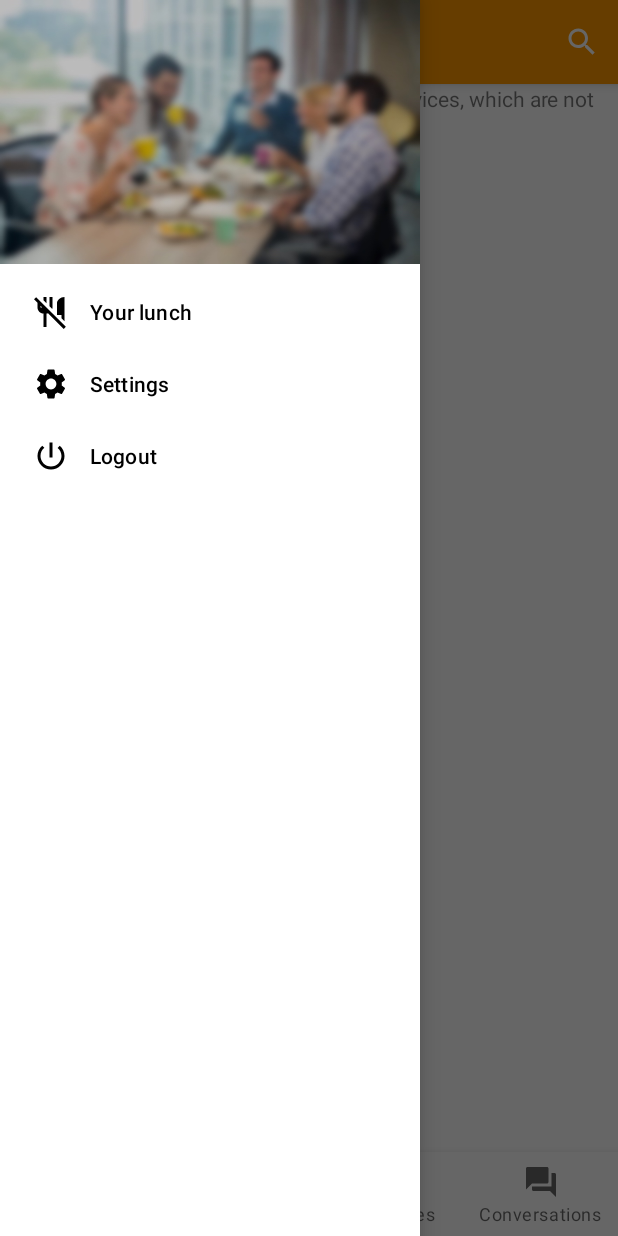
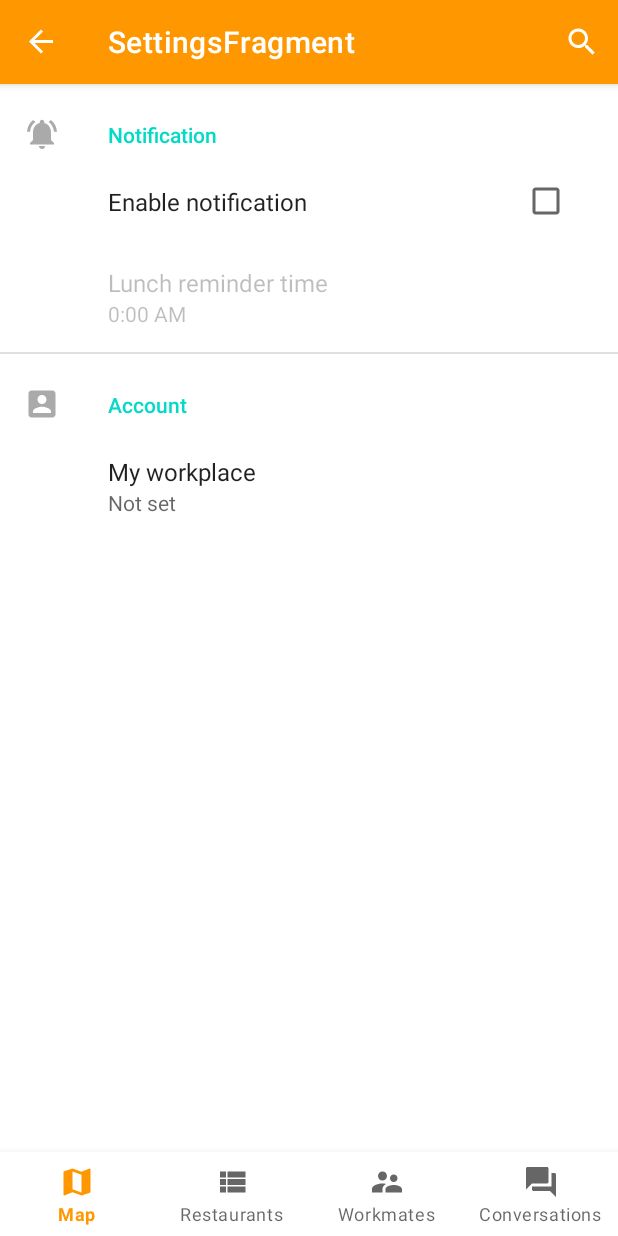
Before and after one commit to sitatec/Go4Lunch, an Android app: the MainActivity screen opened directly, with no data from a screen before it, in the side drawer, after a tap on "Settings", on a phone screen of 412 x 824 dp. Run offline under Robolectric (Android 15) with nearby library versions, the phone set to English and light mode, and no system bars; our stand-ins replace Dagger/Hilt's generated code, Firebase (no records; nobody signed in at launch, a user with empty details on screens opened directly), androidx.preference, navigation-ui; libraries missing offline, so code that uses them is left out: com.firebase.ui, pub.devrel.easypermissions; pictures from the network do not load; 8 statements that could not run were skipped.

Commit message:
Feature: Settings & User profile
    - Create the SettingsFragment and update the navigation drawer to show
      the user profil in the drawer header and also to handle click on the settings button

```diff
--- a/app/src/main/java/com/berete/go4lunch/ui/core/activities/MainActivity.java
+++ b/app/src/main/java/com/berete/go4lunch/ui/core/activities/MainActivity.java
@@ -1,21 +1,24 @@
 package com.berete.go4lunch.ui.core.activities;
 
 import android.content.Intent;
+import android.content.SharedPreferences;
 import android.os.Bundle;
 import android.view.Menu;
 import android.view.MenuItem;
 import android.view.View;
 import android.view.inputmethod.InputMethodManager;
+import android.widget.ImageView;
+import android.widget.TextView;
 
 import androidx.appcompat.app.AppCompatActivity;
 import androidx.appcompat.widget.SearchView;
-import androidx.appcompat.widget.Toolbar;
 import androidx.lifecycle.ViewModelProvider;
 import androidx.navigation.NavController;
 import androidx.navigation.Navigation;
 import androidx.navigation.fragment.NavHostFragment;
 import androidx.navigation.ui.AppBarConfiguration;
 import androidx.navigation.ui.NavigationUI;
+import androidx.preference.PreferenceManager;
 import androidx.recyclerview.widget.LinearLayoutManager;
 
 import com.berete.go4lunch.R;
@@ -24,14 +27,16 @@ import com.berete.go4lunch.domain.restaurants.models.GeoCoordinates;
 import com.berete.go4lunch.domain.restaurants.models.Prediction;
 import com.berete.go4lunch.domain.restaurants.services.CurrentLocationProvider;
 import com.berete.go4lunch.domain.shared.UserProvider;
+import com.berete.go4lunch.domain.shared.models.User;
 import com.berete.go4lunch.domain.utils.Callback;
 import com.berete.go4lunch.ui.core.adapters.PredictionListAdapter;
-import com.berete.go4lunch.ui.core.fragment.WorkplacePickerDialogFragment;
+import com.berete.go4lunch.ui.core.fragments.WorkplacePickerDialogFragment;
 import com.berete.go4lunch.ui.core.view_models.MainActivityViewModel;
 import com.berete.go4lunch.ui.restaurant.details.RestaurantDetailsActivity;
+import com.berete.go4lunch.ui.settings.SettingsUtils;
+import com.bumptech.glide.Glide;
 import com.firebase.ui.auth.AuthUI;
-import com.google.android.material.bottomnavigation.BottomNavigationView;
-import com.google.android.material.navigation.NavigationView;
+import com.google.android.material.snackbar.Snackbar;
 
 import java.lang.ref.WeakReference;
 import java.util.HashSet;
@@ -47,7 +52,8 @@ public class MainActivity extends AppCompatActivity {
   @Inject public CurrentLocationProvider currentLocationProvider;
   @Inject public UserProvider userProvider;
 
-  private final Set<WeakReference<Runnable>> onWorkplaceSelectedListeners = new HashSet<>();
+  private final Set<WeakReference<OnWorkplaceSelected>> onWorkplaceSelectedListeners =
+      new HashSet<>();
   private ActivityMainBinding binding;
   private MainActivityViewModel viewModel;
   private GeoCoordinates currentLocation;
@@ -62,12 +68,18 @@ public class MainActivity extends AppCompatActivity {
     setContentView(binding.getRoot());
     setupNavigation();
     initViewModel();
-    userProvider.addAuthStateChangesListener(
-        currentUser -> {
-          if (currentUser.getWorkplaceId() == null || currentUser.getWorkplaceId().isEmpty()) {
-            showWorkplacePikerInternal();
-          }
-        });
+    userProvider.addAuthStateChangesListener(this::onAuthStateChanges);
+  }
+
+  private void onAuthStateChanges(User currentUser) {
+    if (currentUser == null) {
+      finish();
+    } else {
+      setNavDrawerHeaderData(currentUser);
+      if (currentUser.getWorkplaceId() == null || currentUser.getWorkplaceId().isEmpty()) {
+        showWorkplacePikerInternal();
+      }
+    }
   }
 
   private void setupNavigation() {
@@ -75,21 +87,42 @@ public class MainActivity extends AppCompatActivity {
         (NavHostFragment) getSupportFragmentManager().findFragmentById(R.id.fragmentContainerView);
     assert navHostFragment != null;
     final NavController navController = navHostFragment.getNavController();
-    final Toolbar toolbar = findViewById(R.id.toolbar);
-    final BottomNavigationView bottomNavigationView = findViewById(R.id.bottom_navigation);
-    final NavigationView navigationView = findViewById(R.id.bottom_navigation_view);
-    setSupportActionBar(toolbar);
+    setSupportActionBar(binding.toolbar);
     NavigationUI.setupActionBarWithNavController(this, navController, getAppBarConfig());
-    NavigationUI.setupWithNavController(navigationView, navController);
-    navigationView.setNavigationItemSelectedListener(this::onNavigationDrawerMenuItemSelected);
-    NavigationUI.setupWithNavController(bottomNavigationView, navController);
+    NavigationUI.setupWithNavController(binding.navigationView, navController);
+    binding.navigationView.setNavigationItemSelectedListener(
+        this::onNavigationDrawerMenuItemSelected);
+    NavigationUI.setupWithNavController(binding.bottomNavigationView, navController);
+  }
+
+  private void setNavDrawerHeaderData(User currentUser) {
+    final View drawerHeader = binding.navigationView.getHeaderView(0);
+    ((TextView) drawerHeader.findViewById(R.id.username)).setText(currentUser.getUsername());
+    ((TextView) drawerHeader.findViewById(R.id.user_email)).setText(currentUser.getEmail());
+    final ImageView userPhoto = drawerHeader.findViewById(R.id.user_photo);
+    Glide.with(this).load(currentUser.getPhotoUrl()).centerCrop().into(userPhoto);
   }
 
   private boolean onNavigationDrawerMenuItemSelected(MenuItem menuItem) {
     if (menuItem.getItemId() == R.id.logout) {
       signOut();
+    } else if (menuItem.getItemId() == R.id.user_lunch) {
+      showCurrentUserChosenRestaurant();
+    } else if (menuItem.getItemId() == R.id.settingsFragment) {
+      Navigation.findNavController(binding.fragmentContainerView).navigate(R.id.settingsFragment);
+      binding.getRoot().closeDrawer(binding.navigationView, false);
     }
     return true;
+  }
+
+  private void showCurrentUserChosenRestaurant() {
+    final String currentUserChosenRestaurant =
+        userProvider.getCurrentUser().getChosenRestaurantId();
+    if (currentUserChosenRestaurant != null && !currentUserChosenRestaurant.isEmpty()) {
+      RestaurantDetailsActivity.navigate(currentUserChosenRestaurant, this);
+    } else
+      Snackbar.make(binding.getRoot(), R.string.restaurant_not_chosen_yet, Snackbar.LENGTH_SHORT)
+          .show();
   }
 
   private void signOut() {
@@ -117,12 +150,21 @@ public class MainActivity extends AppCompatActivity {
     userProvider.getCurrentUser().setWorkplaceId(selectedWorkplaceId);
     workplacePicker.dismiss();
     userProvider.updateUserData(UserProvider.WORKPLACE, selectedWorkplaceId);
-    for (WeakReference<Runnable> listener : onWorkplaceSelectedListeners)
-      if(listener.get() != null)
-        listener.get().run();
+    for (WeakReference<OnWorkplaceSelected> listener : onWorkplaceSelectedListeners) {
+      if (listener.get() != null) listener.get().onSelected(selectedPrediction);
+    }
+    updateUserPreferences(selectedPrediction);
   }
 
-  public void showWorkplacePiker(Runnable onWorkplaceSelected) {
+  private void updateUserPreferences(Prediction selectedWorkplacePrediction) {
+    final SharedPreferences preferences = PreferenceManager.getDefaultSharedPreferences(this);
+    final SharedPreferences.Editor preferencesEditor = preferences.edit();
+    preferencesEditor.putString(
+        "workplace", SettingsUtils.toFormattedWorkplaceSummary(selectedWorkplacePrediction));
+    preferencesEditor.apply();
+  }
+
+  public void showWorkplacePiker(OnWorkplaceSelected onWorkplaceSelected) {
     onWorkplaceSelectedListeners.add(new WeakReference<>(onWorkplaceSelected));
     showWorkplacePikerInternal();
   }
@@ -222,4 +264,8 @@ public class MainActivity extends AppCompatActivity {
       }
     };
   }
+
+  public interface OnWorkplaceSelected {
+    void onSelected(Prediction workplacePrediction);
+  }
 }
--- a/app/src/main/java/com/berete/go4lunch/ui/core/fragment/WorkplacePickerDialogFragment.java
+++ b/app/src/main/java/com/berete/go4lunch/ui/core/fragments/WorkplacePickerDialogFragment.java
@@ -1,4 +1,4 @@
-package com.berete.go4lunch.ui.core.fragment;
+package com.berete.go4lunch.ui.core.fragments;
 
 import android.app.AlertDialog;
 import android.app.Dialog;
--- /dev/null
+++ b/app/src/main/java/com/berete/go4lunch/ui/settings/SettingsFragment.java
@@ -0,0 +1,81 @@
+package com.berete.go4lunch.ui.settings;
+
+import android.os.Bundle;
+
+import androidx.preference.CheckBoxPreference;
+import androidx.preference.Preference;
+import androidx.preference.PreferenceFragmentCompat;
+
+import com.berete.go4lunch.R;
+import com.berete.go4lunch.domain.shared.UserProvider;
+import com.berete.go4lunch.domain.utils.Callback;
+import com.berete.go4lunch.ui.core.activities.MainActivity;
+import com.google.android.material.snackbar.Snackbar;
+
+import javax.inject.Inject;
+
+import dagger.hilt.android.AndroidEntryPoint;
+
+@AndroidEntryPoint
+public class SettingsFragment extends PreferenceFragmentCompat {
+
+  @Inject public UserProvider userProvider;
+
+  @Override
+  public void onCreatePreferences(Bundle savedInstanceState, String rootKey) {
+    setPreferencesFromResource(R.xml.root_preferences, rootKey);
+    final CheckBoxPreference checkBoxPreference = findPreference("notification_enabled");
+    final TimePreference timePreference = findPreference("reminder_time");
+    if (checkBoxPreference != null && timePreference != null) {
+      timePreference.setEnabled(checkBoxPreference.isChecked());
+      checkBoxPreference.setOnPreferenceChangeListener(
+          (preference, newValue) -> {
+            timePreference.setEnabled((boolean) newValue);
+            return true;
+          });
+    }
+    final Preference workplacePreference = findPreference("workplace");
+    workplacePreference.setSummary(workplacePreference.getSharedPreferences().getString("workplace", "Not set"));
+    workplacePreference.setOnPreferenceClickListener(this::onWorkplacePreferencesClick);
+    findPreference("delete_account").setOnPreferenceClickListener(this::onDeleteAccountClick);
+  }
+
+  private boolean onWorkplacePreferencesClick(Preference preference) {
+    final MainActivity mainActivity = ((MainActivity) getActivity());
+    mainActivity.showWorkplacePiker(
+        workplacePrediction ->
+            preference.setSummary(SettingsUtils.toFormattedWorkplaceSummary(workplacePrediction)));
+    return true;
+  }
+
+  private boolean onDeleteAccountClick(Preference __) {
+    userProvider.deleteCurrentUserAccount(
+        new Callback<Boolean>() {
+          @Override
+          public void onSuccess(Boolean aBoolean) {
+            Snackbar.make(getView(), R.string.account_deletion_confirmation, Snackbar.LENGTH_SHORT)
+                .show();
+          }
+
+          @Override
+          public void onFailure() {
+            Snackbar.make(getView(), R.string.account_deleltion_failed_msg, Snackbar.LENGTH_SHORT)
+                .show();
+          }
+        });
+    return true;
+  }
+
+  @Override
+  public void onDisplayPreferenceDialog(Preference preference) {
+    if (preference instanceof TimePreference) {
+      final TimePreferencePickerDialog dialog =
+          TimePreferencePickerDialog.newInstance(preference.getKey());
+      dialog.setTargetFragment(this, 0);
+      //      dialog.getParentFragmentManager().setFragmentResultListener(dialo);
+      dialog.show(getParentFragmentManager(), "The time preference picker dialog");
+    } else {
+      super.onDisplayPreferenceDialog(preference);
+    }
+  }
+}
--- /dev/null
+++ b/app/src/main/java/com/berete/go4lunch/ui/settings/TimePreference.java
@@ -0,0 +1,57 @@
+package com.berete.go4lunch.ui.settings;
+
+import android.content.Context;
+import android.util.AttributeSet;
+
+import androidx.annotation.Nullable;
+import androidx.preference.DialogPreference;
+
+import java.util.Locale;
+
+public class TimePreference extends DialogPreference {
+
+  public static int DEFAULT_TIME_PREFERENCE_IN_MINUTES_FROM_MIDNIGHT = 12 * 60;
+
+  public TimePreference(Context context, AttributeSet attrs) {
+    super(context, attrs);
+    setPositiveButtonText("Set");
+    setNegativeButtonText("Cancel");
+    setSummary(getFormattedTime(Locale.getDefault()));
+  }
+
+  public int getPersistedMinutesFromMidnight() {
+    return getPersistedInt(DEFAULT_TIME_PREFERENCE_IN_MINUTES_FROM_MIDNIGHT);
+  }
+
+  public void persistMinutesFromMidnight(int minutesFromMidnight) {
+    persistInt(minutesFromMidnight);
+    setSummary(getFormattedTime(Locale.getDefault()));
+    notifyChanged();
+  }
+
+  private String getFormattedTime(Locale locale) {
+    if (locale.getLanguage().equals("fr")) return getPersistedMinutesAs24HourTimeFormat();
+    return getPersistedMinutesAs12HourTimeFormat();
+  }
+
+  private String getPersistedMinutesAs24HourTimeFormat() {
+    final int minutesFromMidnight = getPersistedMinutesFromMidnight();
+    return String.format(
+        Locale.getDefault(), "%1$d:%2$2d", minutesFromMidnight / 60, minutesFromMidnight % 60);
+  }
+
+  private String getPersistedMinutesAs12HourTimeFormat() {
+    final int minutesFromMidnight = getPersistedMinutesFromMidnight();
+    int hours = minutesFromMidnight / 60;
+    if (hours > 12)
+      return String.format(
+          Locale.getDefault(), "%1$d:%2$02d PM", hours - 12, minutesFromMidnight % 60);
+    return String.format(Locale.getDefault(), "%1$d:%2$02d AM", hours, minutesFromMidnight % 60);
+  }
+
+  @Override
+  protected void onSetInitialValue(@Nullable Object defaultValue) {
+    super.onSetInitialValue(defaultValue);
+    setSummary(getFormattedTime(Locale.getDefault()));
+  }
+}
--- /dev/null
+++ b/app/src/main/res/drawable/ic_account_box_24.xml
@@ -0,0 +1,5 @@
+<vector android:height="24dp" android:tint="@android:color/darker_gray"
+    android:viewportHeight="24" android:viewportWidth="24"
+    android:width="24dp" xmlns:android="http://schemas.android.com/apk/res/android">
+    <path android:fillColor="@android:color/white" android:pathData="M3,5v14c0,1.1 0.89,2 2,2h14c1.1,0 2,-0.9 2,-2L21,5c0,-1.1 -0.9,-2 -2,-2L5,3c-1.11,0 -2,0.9 -2,2zM15,9c0,1.66 -1.34,3 -3,3s-3,-1.34 -3,-3 1.34,-3 3,-3 3,1.34 3,3zM6,17c0,-2 4,-3.1 6,-3.1s6,1.1 6,3.1v1L6,18v-1z"/>
+</vector>
--- /dev/null
+++ b/app/src/main/res/drawable/ic_notifications_24.xml
@@ -0,0 +1,5 @@
+<vector android:height="24dp" android:tint="@android:color/darker_gray"
+    android:viewportHeight="24" android:viewportWidth="24"
+    android:width="24dp" xmlns:android="http://schemas.android.com/apk/res/android">
+    <path android:fillColor="@android:color/white" android:pathData="M7.58,4.08L6.15,2.65C3.75,4.48 2.17,7.3 2.03,10.5h2c0.15,-2.65 1.51,-4.97 3.55,-6.42zM19.97,10.5h2c-0.15,-3.2 -1.73,-6.02 -4.12,-7.85l-1.42,1.43c2.02,1.45 3.39,3.77 3.54,6.42zM18,11c0,-3.07 -1.64,-5.64 -4.5,-6.32L13.5,4c0,-0.83 -0.67,-1.5 -1.5,-1.5s-1.5,0.67 -1.5,1.5v0.68C7.63,5.36 6,7.92 6,11v5l-2,2v1h16v-1l-2,-2v-5zM12,22c0.14,0 0.27,-0.01 0.4,-0.04 0.65,-0.14 1.18,-0.58 1.44,-1.18 0.1,-0.24 0.15,-0.5 0.15,-0.78h-4c0.01,1.1 0.9,2 2.01,2z"/>
+</vector>
--- a/app/src/main/res/layout/activity_main.xml
+++ b/app/src/main/res/layout/activity_main.xml
@@ -45,7 +45,7 @@
                     app:navGraph="@navigation/navigation_graph" />
 
                 <com.google.android.material.bottomnavigation.BottomNavigationView
-                    android:id="@+id/bottom_navigation"
+                    android:id="@+id/bottom_navigation_view"
                     android:layout_width="match_parent"
                     android:layout_height="wrap_content"
                     app:menu="@menu/bottom_nav_menu"
@@ -80,7 +80,7 @@
     </LinearLayout>
 
     <com.google.android.material.navigation.NavigationView
-        android:id="@+id/bottom_navigation_view"
+        android:id="@+id/navigation_view"
         android:layout_width="wrap_content"
         android:layout_height="match_parent"
         android:layout_gravity="start"
--- a/app/src/main/res/layout/drawer_header.xml
+++ b/app/src/main/res/layout/drawer_header.xml
@@ -6,34 +6,42 @@
     xmlns:tool="http://schemas.android.com/tools"
     android:background="@drawable/drawer_header_bg">
 
-    <ImageView
-        android:id="@+id/user_photo"
-        android:layout_width="80dp"
-        android:layout_height="80dp"
-        android:layout_margin="20dp"
-        tool:src="@drawable/jobs_face"
+    <androidx.cardview.widget.CardView
+        android:layout_margin="15dp"
+        android:layout_height="wrap_content"
+        android:layout_width="wrap_content"
+        app:cardCornerRadius="30dp"
+        android:id="@+id/user_photo_container"
         app:layout_constraintBottom_toBottomOf="parent"
-        app:layout_constraintLeft_toLeftOf="parent"/>
+        app:layout_constraintLeft_toLeftOf="parent">
+
+        <ImageView
+            android:id="@+id/user_photo"
+            android:layout_width="60dp"
+            android:layout_height="60dp"
+            tool:src="@drawable/jobs_face"/>
+
+    </androidx.cardview.widget.CardView>
+
 
 
     <LinearLayout
         android:layout_width="wrap_content"
         android:layout_height="wrap_content"
-        android:layout_marginStart="20dp"
-        app:layout_constraintLeft_toRightOf="@id/user_photo"
-        app:layout_constraintTop_toTopOf="@id/user_photo"
-        app:layout_constraintBottom_toBottomOf="@id/user_photo"
-        android:orientation="vertical">
+        android:orientation="vertical"
+        android:layout_marginStart="14dp"
+        app:layout_constraintBottom_toBottomOf="@id/user_photo_container"
+        app:layout_constraintLeft_toRightOf="@id/user_photo_container"
+        app:layout_constraintTop_toTopOf="@id/user_photo_container">
 
         <TextView
             android:id="@+id/username"
             android:layout_width="wrap_content"
             android:layout_height="wrap_content"
-            tool:text="Steeve Jobs"
+            android:textAppearance="@style/TextAppearance.AppCompat.Medium"
             android:textColor="@color/white"
             android:textStyle="bold"
-            android:textAppearance="@style/TextAppearance.AppCompat.Medium"
-            />
+            tool:text="Steeve Jobs" />
 
         <TextView
             android:id="@+id/user_email"
--- a/app/src/main/res/menu/drawer_nav_menu.xml
+++ b/app/src/main/res/menu/drawer_nav_menu.xml
@@ -6,7 +6,7 @@
         android:title="@string/drawer_your_lunch_txt"/>
 
     <item
-        android:id="@+id/settings"
+        android:id="@+id/settingsFragment"
         android:icon="@drawable/ic_settings_24"
         android:title="@string/settings_txt"/>
 
--- a/app/src/main/res/navigation/navigation_graph.xml
+++ b/app/src/main/res/navigation/navigation_graph.xml
@@ -59,6 +59,10 @@
             app:argType="string"
             android:defaultValue="@null"/>
     </activity>
+    <fragment
+        android:id="@+id/settingsFragment"
+        android:name="com.berete.go4lunch.ui.settings.SettingsFragment"
+        android:label="SettingsFragment" />
 
 
 </navigation>
--- a/app/src/main/res/values/strings.xml
+++ b/app/src/main/res/values/strings.xml
@@ -57,4 +57,24 @@
     <string name="order_by_nearest">Sort by nearest</string>
     <string name="order_by_workmate">Sort by workmates count</string>
     <string name="in_brackets">(%1$d)</string>
+    <string name="restaurant_not_chosen_yet">You have not chosen your restaurant yet!</string>
+    <!-- Preference Titles -->
+    <string name="messages_header">Messages</string>
+    <string name="sync_header">Sync</string>
+
+    <!-- Messages Preferences -->
+    <string name="signature_title">Your signature</string>
+    <string name="reply_title">Default reply action</string>
+
+    <!-- Sync Preferences -->
+    <string name="sync_title">Sync email periodically</string>
+    <string name="attachment_title">Download incoming attachments</string>
+    <string name="attachment_summary_on">Automatically download attachments for incoming emails
+    </string>
+    <string name="attachment_summary_off">Only download attachments when manually requested</string>
+    <string name="lunch_reminder_time">Lunch reminder time</string>
+    <string name="delete_account_btn_txt">Delete my account</string>
+    <string name="delete_account_desc">This action will permanently delete your account and all data related to it.</string>
+    <string name="account_deletion_confirmation">Your account and all your data have been successfully deleted.</string>
+    <string name="account_deleltion_failed_msg">An error occurred when deleting your account please retry.</string>
 </resources>
--- /dev/null
+++ b/app/src/main/res/xml/root_preferences.xml
@@ -0,0 +1,42 @@
+<PreferenceScreen xmlns:app="http://schemas.android.com/apk/res-auto"
+    xmlns:android="http://schemas.android.com/apk/res/android"
+    xmlns:tools="http://schemas.android.com/tools">
+
+    <PreferenceCategory app:title="Notification"
+        android:icon="@drawable/ic_notifications_24">
+
+        <CheckBoxPreference
+            android:order="0"
+            app:key="notification_enabled"
+            app:title="Enable notification" />
+
+        <com.berete.go4lunch.ui.settings.TimePreference
+            android:order="1"
+            app:key="reminder_time"
+            app:title="@string/lunch_reminder_time"
+            app:enabled="false"
+            />
+
+    </PreferenceCategory>
+
+    <PreferenceCategory
+        app:title="Account"
+        android:icon="@drawable/ic_account_box_24">
+
+        <Preference
+            android:order="0"
+            app:key="workplace"
+            app:title="My workplace"
+            android:defaultValue="Not set"
+            tools:summary="Enterprise Inc \n1431 Go4Lunch Awesome Application"/>
+
+        <PreferenceScreen android:enabled="false"/>
+
+        <Preference
+            android:order="1"
+            app:key="delete_account"
+            android:layout="@layout/delete_account_btn_layout"
+            />
+    </PreferenceCategory>
+
+</PreferenceScreen>
```
Also changed, not shown: app/src/main/java/com/berete/go4lunch/ui/restaurant/list/RestaurantListFragment.java (+14 -5 lines), app/src/main/java/com/berete/go4lunch/ui/settings/SettingsUtils.java (added, +9 -0 lines), app/src/main/java/com/berete/go4lunch/ui/settings/TimePreferencePickerDialog.java (added, +58 -0 lines), app/src/main/res/layout/delete_account_btn_layout.xml (added, +10 -0 lines), app/src/main/res/drawable/drawer_header_bg.jpeg.
